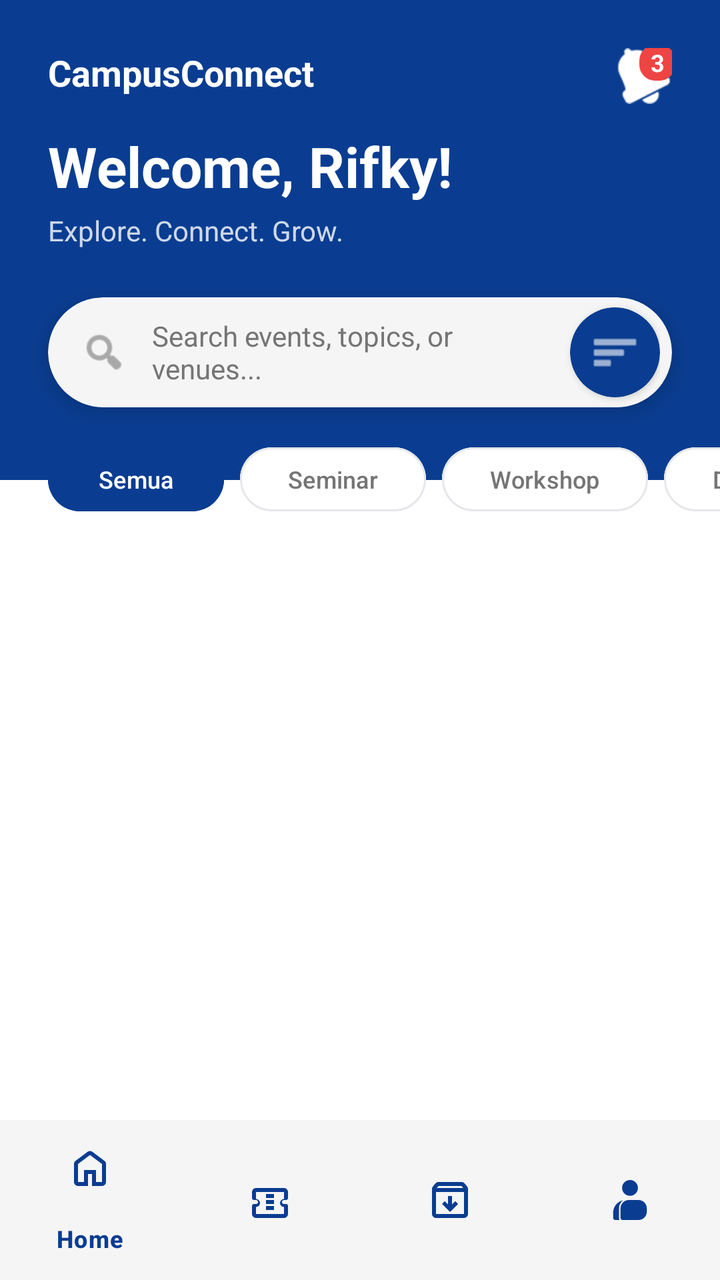
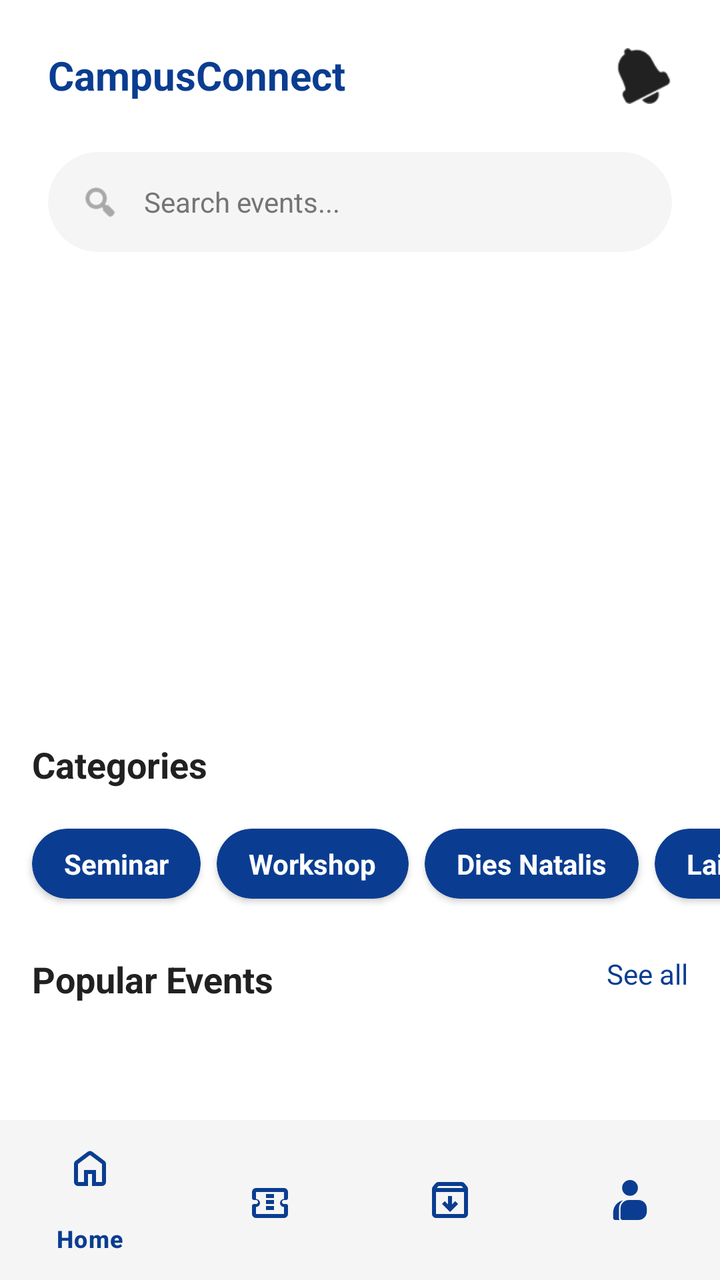

Compare the two renders of this Android layout. The source of the first and the diff that turns it into the second are given below.
<!-- AndroidManifest.xml: application theme Theme.CampusConnectProject -->
<!-- res/layout/activity_home_mahasiswa.xml -->
<?xml version="1.0" encoding="utf-8"?>
<androidx.constraintlayout.widget.ConstraintLayout
    xmlns:android="http://schemas.android.com/apk/res/android"
    xmlns:app="http://schemas.android.com/apk/res-auto"
    xmlns:tools="http://schemas.android.com/tools"
    android:layout_width="match_parent"
    android:layout_height="match_parent"
    android:background="@color/bg_utama"
    tools:context=".ui.mahasiswa.HomeMahasiswaActivity">

    <View
        android:id="@+id/headerBackground"
        android:layout_width="match_parent"
        android:layout_height="240dp"
        android:background="@color/warna_primer"
        app:layout_constraintTop_toTopOf="parent" />

    <TextView
        android:id="@+id/tvLogoText"
        android:layout_width="wrap_content"
        android:layout_height="wrap_content"
        android:layout_marginStart="24dp"
        android:layout_marginTop="24dp"
        android:text="CampusConnect"
        android:textColor="@color/white"
        android:textSize="18sp"
        android:textStyle="bold"
        app:layout_constraintStart_toStartOf="parent"
        app:layout_constraintTop_toTopOf="parent" />

    <RelativeLayout
        android:layout_width="wrap_content"
        android:layout_height="wrap_content"
        android:layout_marginEnd="24dp"
        android:layout_marginTop="24dp"
        app:layout_constraintEnd_toEndOf="parent"
        app:layout_constraintTop_toTopOf="parent">

        <ImageView
            android:id="@+id/ivBell"
            android:layout_width="28dp"
            android:layout_height="28dp"
            android:contentDescription="@null"
            android:src="@android:drawable/ic_popup_reminder"
            app:tint="@color/white" />

        <TextView
            android:layout_width="18dp"
            android:layout_height="18dp"
            android:layout_alignTop="@id/ivBell"
            android:layout_alignEnd="@id/ivBell"
            android:layout_marginTop="-2dp"
            android:layout_marginEnd="-2dp"
            android:background="@drawable/bg_badge"
            android:gravity="center"
            android:text="3"
            android:textColor="@color/white"
            android:textSize="12sp"
            android:textStyle="bold" />
    </RelativeLayout>

    <TextView
        android:id="@+id/tvWelcomeName"
        android:layout_width="wrap_content"
        android:layout_height="wrap_content"
        android:layout_marginStart="24dp"
        android:layout_marginTop="16dp"
        android:text="Welcome, Rifky!"
        android:textColor="@color/white"
        android:textSize="28sp"
        android:textStyle="bold"
        app:layout_constraintStart_toStartOf="parent"
        app:layout_constraintTop_toBottomOf="@id/tvLogoText" />

    <TextView
        android:id="@+id/tvSubtitle"
        android:layout_width="wrap_content"
        android:layout_height="wrap_content"
        android:layout_marginStart="24dp"
        android:layout_marginTop="4dp"
        android:text="Explore. Connect. Grow."
        android:textColor="@color/white"
        android:alpha="0.8"
        android:textSize="14sp"
        app:layout_constraintStart_toStartOf="parent"
        app:layout_constraintTop_toBottomOf="@id/tvWelcomeName" />

    <androidx.cardview.widget.CardView
        android:id="@+id/cvSearchBar"
        android:layout_width="match_parent"
        android:layout_height="55dp"
        android:layout_marginHorizontal="24dp"
        android:layout_marginTop="24dp"
        app:cardCornerRadius="28dp"
        app:cardElevation="6dp"
        app:cardBackgroundColor="@color/bg_input"
        app:layout_constraintTop_toBottomOf="@id/tvSubtitle">

        <LinearLayout
            android:layout_width="match_parent"
            android:layout_height="match_parent"
            android:gravity="center_vertical"
            android:orientation="horizontal"
            android:paddingStart="16dp"
            android:paddingEnd="6dp">

            <ImageView
                android:layout_width="24dp"
                android:layout_height="24dp"
                android:contentDescription="@null"
                android:src="@android:drawable/ic_menu_search"
                app:tint="@color/teks_sekunder" />

            <EditText
                android:id="@+id/etSearchEvent"
                android:layout_width="0dp"
                android:layout_height="match_parent"
                android:layout_weight="1"
                android:background="@null"
                android:hint="Search events, topics, or venues..."
                android:textColor="@color/teks_utama"
                android:textColorHint="@color/teks_sekunder"
                android:paddingHorizontal="12dp"
                android:textSize="14sp" />

            <androidx.cardview.widget.CardView
                android:id="@+id/cvSortButton"
                android:layout_width="45dp"
                android:layout_height="45dp"
                app:cardCornerRadius="23dp"
                app:cardBackgroundColor="@color/warna_primer">

                <ImageView
                    android:layout_width="match_parent"
                    android:layout_height="match_parent"
                    android:contentDescription="@null"
                    android:padding="10dp"
                    android:src="@android:drawable/ic_menu_sort_by_size"
                    app:tint="@color/white" />
            </androidx.cardview.widget.CardView>
        </LinearLayout>
    </androidx.cardview.widget.CardView>

    <HorizontalScrollView
        android:id="@+id/scrollCategories"
        android:layout_width="match_parent"
        android:layout_height="wrap_content"
        android:layout_marginTop="16dp"
        android:clipToPadding="false"
        android:paddingHorizontal="24dp"
        android:scrollbars="none"
        app:layout_constraintTop_toBottomOf="@id/cvSearchBar">

        <LinearLayout
            android:layout_width="wrap_content"
            android:layout_height="wrap_content"
            android:orientation="horizontal">

            <Button
                android:id="@+id/btnCategoryAll"
                android:layout_width="wrap_content"
                android:layout_height="40dp"
                android:layout_marginEnd="8dp"
                android:backgroundTint="@color/warna_primer"
                android:text="Semua"
                android:textAllCaps="false"
                android:textColor="@color/white"
                android:textSize="12sp"
                app:cornerRadius="20dp" />

            <Button
                android:id="@+id/btnCategorySeminar"
                android:layout_width="wrap_content"
                android:layout_height="40dp"
                android:layout_marginEnd="8dp"
                android:backgroundTint="@color/bg_utama"
                android:text="Seminar"
                android:textAllCaps="false"
                android:textColor="@color/teks_sekunder"
                android:textSize="12sp"
                app:cornerRadius="20dp"
                app:strokeColor="@color/garis_pembatas"
                app:strokeWidth="1dp" />

            <Button
                android:id="@+id/btnCategoryWorkshop"
                android:layout_width="wrap_content"
                android:layout_height="40dp"
                android:layout_marginEnd="8dp"
                android:backgroundTint="@color/bg_utama"
                android:text="Workshop"
                android:textAllCaps="false"
                android:textColor="@color/teks_sekunder"
                android:textSize="12sp"
                app:cornerRadius="20dp"
                app:strokeColor="@color/garis_pembatas"
                app:strokeWidth="1dp" />

            <Button
                android:id="@+id/btnCategoryDiesNatalies"
                android:layout_width="wrap_content"
                android:layout_height="40dp"
                android:layout_marginEnd="8dp"
                android:backgroundTint="@color/bg_utama"
                android:text="Dies Natalies"
                android:textAllCaps="false"
                android:textColor="@color/teks_sekunder"
                android:textSize="12sp"
                app:cornerRadius="20dp"
                app:strokeColor="@color/garis_pembatas"
                app:strokeWidth="1dp" />

            <Button
                android:id="@+id/btnCategoryLainnya"
                android:layout_width="wrap_content"
                android:layout_height="40dp"
                android:layout_marginEnd="8dp"
                android:backgroundTint="@color/bg_utama"
                android:text="Lainnya"
                android:textAllCaps="false"
                android:textColor="@color/teks_sekunder"
                android:textSize="12sp"
                app:cornerRadius="20dp"
                app:strokeColor="@color/garis_pembatas"
                app:strokeWidth="1dp" />
        </LinearLayout>
    </HorizontalScrollView>

    <androidx.recyclerview.widget.RecyclerView
        android:id="@+id/rvEvents"
        android:layout_width="0dp"
        android:layout_height="0dp"
        app:layout_constraintTop_toBottomOf="@id/scrollCategories"
        app:layout_constraintBottom_toTopOf="@id/bottomNavigation"
        app:layout_constraintStart_toStartOf="parent"
        app:layout_constraintEnd_toEndOf="parent"/>

    <TextView
        android:id="@+id/tvEmptyEvent"
        android:layout_width="match_parent"
        android:layout_height="0dp"
        android:text="Yah, event tidak ditemukan :("
        android:textColor="@color/teks_sekunder"
        android:textSize="16sp"
        android:textStyle="bold"
        android:gravity="center"
        android:visibility="gone"
        app:layout_constraintTop_toBottomOf="@id/scrollCategories"
        app:layout_constraintBottom_toTopOf="@id/bottomNavigation"
        app:layout_constraintStart_toStartOf="parent"
        app:layout_constraintEnd_toEndOf="parent"/>

    <com.google.android.material.bottomnavigation.BottomNavigationView
        android:id="@+id/bottomNavigation"
        android:layout_width="0dp"
        android:layout_height="wrap_content"
        android:background="@color/bg_input"
        app:itemIconTint="@color/warna_primer"
        app:itemTextColor="@color/warna_primer"
        app:layout_constraintBottom_toBottomOf="parent"
        app:layout_constraintEnd_toEndOf="parent"
        app:layout_constraintStart_toStartOf="parent"
        app:menu="@menu/bottom_nav_menu" />

</androidx.constraintlayout.widget.ConstraintLayout>
<!-- resources referenced by this layout -->
<resources>
  <color name="bg_input">#F5F5F5</color>
  <color name="bg_utama">#FFFFFF</color>
  <color name="garis_pembatas">#E5E7EB</color>
  <color name="teks_sekunder">#757575</color>
  <color name="teks_utama">#212121</color>
  <color name="warna_primer">#0A3D91</color>
  <color name="white">#FFFFFFFF</color>
  <!-- drawable bg_badge (drawable) -->
  <?xml version="1.0" encoding="utf-8"?>
  <shape xmlns:android="http://schemas.android.com/apk/res/android">
      <solid android:color="#EF4444"/>
      <corners android:radius="8dp"/>
  </shape>
  <style name="Theme.CampusConnectProject" parent="Base.Theme.CampusConnectProject" />
  <style name="Base.Theme.CampusConnectProject" parent="Theme.Material3.DayNight.NoActionBar">
          <item name="android:forceDarkAllowed" tools:targetApi="q">false</item>
      </style>
</resources>

<!-- the commit's change to res/layout/activity_home_mahasiswa.xml (unified diff, before → after) -->
@@ -1,265 +1,236 @@
 <?xml version="1.0" encoding="utf-8"?>
-<androidx.constraintlayout.widget.ConstraintLayout
+<androidx.coordinatorlayout.widget.CoordinatorLayout
     xmlns:android="http://schemas.android.com/apk/res/android"
     xmlns:app="http://schemas.android.com/apk/res-auto"
     xmlns:tools="http://schemas.android.com/tools"
     android:layout_width="match_parent"
     android:layout_height="match_parent"
-    android:background="@color/bg_utama"
-    tools:context=".ui.mahasiswa.HomeMahasiswaActivity">
-
-    <View
-        android:id="@+id/headerBackground"
+    android:background="@color/bg_utama">
+
+    <androidx.core.widget.NestedScrollView
         android:layout_width="match_parent"
-        android:layout_height="240dp"
-        android:background="@color/warna_primer"
-        app:layout_constraintTop_toTopOf="parent" />
-
-    <TextView
-        android:id="@+id/tvLogoText"
-        android:layout_width="wrap_content"
-        android:layout_height="wrap_content"
-        android:layout_marginStart="24dp"
-        android:layout_marginTop="24dp"
-        android:text="CampusConnect"
-        android:textColor="@color/white"
-        android:textSize="18sp"
-        android:textStyle="bold"
-        app:layout_constraintStart_toStartOf="parent"
-        app:layout_constraintTop_toTopOf="parent" />
-
-    <RelativeLayout
-        android:layout_width="wrap_content"
-        android:layout_height="wrap_content"
-        android:layout_marginEnd="24dp"
-        android:layout_marginTop="24dp"
-        app:layout_constraintEnd_toEndOf="parent"
-        app:layout_constraintTop_toTopOf="parent">
-
-        <ImageView
-            android:id="@+id/ivBell"
-            android:layout_width="28dp"
-            android:layout_height="28dp"
-            android:contentDescription="@null"
-            android:src="@android:drawable/ic_popup_reminder"
-            app:tint="@color/white" />
-
-        <TextView
-            android:layout_width="18dp"
-            android:layout_height="18dp"
-            android:layout_alignTop="@id/ivBell"
-            android:layout_alignEnd="@id/ivBell"
-            android:layout_marginTop="-2dp"
-            android:layout_marginEnd="-2dp"
-            android:background="@drawable/bg_badge"
-            android:gravity="center"
-            android:text="3"
-            android:textColor="@color/white"
-            android:textSize="12sp"
-            android:textStyle="bold" />
-    </RelativeLayout>
-
-    <TextView
-        android:id="@+id/tvWelcomeName"
-        android:layout_width="wrap_content"
-        android:layout_height="wrap_content"
-        android:layout_marginStart="24dp"
-        android:layout_marginTop="16dp"
-        android:text="Welcome, Rifky!"
-        android:textColor="@color/white"
-        android:textSize="28sp"
-        android:textStyle="bold"
-        app:layout_constraintStart_toStartOf="parent"
-        app:layout_constraintTop_toBottomOf="@id/tvLogoText" />
-
-    <TextView
-        android:id="@+id/tvSubtitle"
-        android:layout_width="wrap_content"
-        android:layout_height="wrap_content"
-        android:layout_marginStart="24dp"
-        android:layout_marginTop="4dp"
-        android:text="Explore. Connect. Grow."
-        android:textColor="@color/white"
-        android:alpha="0.8"
-        android:textSize="14sp"
-        app:layout_constraintStart_toStartOf="parent"
-        app:layout_constraintTop_toBottomOf="@id/tvWelcomeName" />
-
-    <androidx.cardview.widget.CardView
-        android:id="@+id/cvSearchBar"
-        android:layout_width="match_parent"
-        android:layout_height="55dp"
-        android:layout_marginHorizontal="24dp"
-        android:layout_marginTop="24dp"
-        app:cardCornerRadius="28dp"
-        app:cardElevation="6dp"
-        app:cardBackgroundColor="@color/bg_input"
-        app:layout_constraintTop_toBottomOf="@id/tvSubtitle">
+        android:layout_height="match_parent"
+        android:paddingBottom="80dp"
+        android:clipToPadding="false">
 
         <LinearLayout
             android:layout_width="match_parent"
-            android:layout_height="match_parent"
-            android:gravity="center_vertical"
-            android:orientation="horizontal"
-            android:paddingStart="16dp"
-            android:paddingEnd="6dp">
-
-            <ImageView
-                android:layout_width="24dp"
-                android:layout_height="24dp"
-                android:contentDescription="@null"
-                android:src="@android:drawable/ic_menu_search"
-                app:tint="@color/teks_sekunder" />
-
-            <EditText
-                android:id="@+id/etSearchEvent"
-                android:layout_width="0dp"
-                android:layout_height="match_parent"
-                android:layout_weight="1"
-                android:background="@null"
-                android:hint="Search events, topics, or venues..."
-                android:textColor="@color/teks_utama"
-                android:textColorHint="@color/teks_sekunder"
-                android:paddingHorizontal="12dp"
-                android:textSize="14sp" />
-
+            android:layout_height="wrap_content"
+            android:orientation="vertical">
+
+            
+            <RelativeLayout
+                android:layout_width="match_parent"
+                android:layout_height="wrap_content"
+                android:padding="24dp">
+                <TextView
+                    android:id="@+id/tvLogoText"
+                    android:layout_width="wrap_content"
+                    android:layout_height="wrap_content"
+                    android:text="CampusConnect"
+                    android:textColor="@color/warna_primer"
+                    android:textSize="20sp"
+                    android:textStyle="bold" />
+                <ImageView
+                    android:id="@+id/ivBell"
+                    android:layout_width="28dp"
+                    android:layout_height="28dp"
+                    android:layout_alignParentEnd="true"
+                    android:src="@android:drawable/ic_popup_reminder"
+                    app:tint="@color/teks_utama" />
+            </RelativeLayout>
+
+            
             <androidx.cardview.widget.CardView
-                android:id="@+id/cvSortButton"
-                android:layout_width="45dp"
-                android:layout_height="45dp"
-                app:cardCornerRadius="23dp"
-                app:cardBackgroundColor="@color/warna_primer">
-
-                <ImageView
+                android:id="@+id/cvSearchBar"
+                android:layout_width="match_parent"
+                android:layout_height="50dp"
+                android:layout_marginHorizontal="24dp"
+                android:layout_marginBottom="16dp"
+                app:cardBackgroundColor="@color/bg_input"
+                app:cardCornerRadius="25dp"
+                app:cardElevation="0dp">
+
+                <LinearLayout
                     android:layout_width="match_parent"
                     android:layout_height="match_parent"
-                    android:contentDescription="@null"
-                    android:padding="10dp"
-                    android:src="@android:drawable/ic_menu_sort_by_size"
-                    app:tint="@color/white" />
+                    android:gravity="center_vertical"
+                    android:paddingHorizontal="16dp">
+
+                    <ImageView
+                        android:layout_width="20dp"
+                        android:layout_height="20dp"
+                        android:src="@android:drawable/ic_menu_search"
+                        app:tint="@color/teks_sekunder" />
+
+                    <EditText
+                        android:id="@+id/etSearchEvent"
+                        android:layout_width="match_parent"
+                        android:layout_height="match_parent"
+                        android:background="@null"
+                        android:hint="Search events..."
+                        android:paddingHorizontal="12dp"
+                        android:textSize="14sp"
+                        android:textColor="@color/teks_utama"
+                        android:textColorHint="@color/teks_sekunder"
+                        android:maxLines="1"
+                        android:inputType="text" />
+                </LinearLayout>
             </androidx.cardview.widget.CardView>
+
+            
+            <androidx.viewpager2.widget.ViewPager2
+                android:id="@+id/vpEventSlider"
+                android:layout_width="match_parent"
+                android:layout_height="200dp"
+                android:layout_marginTop="12dp"
+                android:clipToPadding="false"
+                android:clipChildren="false" />
+
+            
+            <TextView
+                android:layout_width="wrap_content"
+                android:layout_height="wrap_content"
+                android:text="Categories"
+                android:textSize="18sp"
+                android:textStyle="bold"
+                android:layout_margin="16dp"
+                android:textColor="@color/teks_utama" />
+
+            <HorizontalScrollView
+                android:layout_width="match_parent"
+                android:layout_height="wrap_content"
+                android:scrollbars="none"
+                android:paddingHorizontal="12dp"
+                android:clipToPadding="false">
+
+                <LinearLayout
+                    android:layout_width="wrap_content"
+                    android:layout_height="wrap_content"
+                    android:orientation="horizontal">
+
+                    
+                    <androidx.cardview.widget.CardView
+                        android:id="@+id/btnCatSeminar"
+                        android:layout_width="wrap_content"
+                        android:layout_height="wrap_content"
+                        android:layout_margin="4dp"
+                        app:cardCornerRadius="20dp"
+                        app:cardBackgroundColor="@color/warna_primer"
+                        app:cardElevation="2dp">
+                        <TextView
+                            android:layout_width="wrap_content"
+                            android:layout_height="wrap_content"
+                            android:paddingHorizontal="16dp"
+                            android:paddingVertical="8dp"
+                            android:text="Seminar"
+                            android:textColor="@android:color/white"
+                            android:textStyle="bold" />
+                    </androidx.cardview.widget.CardView>
+
+                    
+                    <androidx.cardview.widget.CardView
+                        android:id="@+id/btnCatWorkshop"
+                        android:layout_width="wrap_content"
+                        android:layout_height="wrap_content"
+                        android:layout_margin="4dp"
+                        app:cardCornerRadius="20dp"
+                        app:cardBackgroundColor="@color/warna_primer"
+                        app:cardElevation="2dp">
+                        <TextView
+                            android:layout_width="wrap_content"
+                            android:layout_height="wrap_content"
+                            android:paddingHorizontal="16dp"
+                            android:paddingVertical="8dp"
+                            android:text="Workshop"
+                            android:textColor="@android:color/white"
+                            android:textStyle="bold" />
+                    </androidx.cardview.widget.CardView>
+
+                    
+                    <androidx.cardview.widget.CardView
+                        android:id="@+id/btnCatDiesNatalis"
+                        android:layout_width="wrap_content"
+                        android:layout_height="wrap_content"
+                        android:layout_margin="4dp"
+                        app:cardCornerRadius="20dp"
+                        app:cardBackgroundColor="@color/warna_primer"
+                        app:cardElevation="2dp">
+                        <TextView
+                            android:layout_width="wrap_content"
+                            android:layout_height="wrap_content"
+                            android:paddingHorizontal="16dp"
+                            android:paddingVertical="8dp"
+                            android:text="Dies Natalis"
+                            android:textColor="@android:color/white"
+                            android:textStyle="bold" />
+                    </androidx.cardview.widget.CardView>
+
+                    
+                    <androidx.cardview.widget.CardView
+                        android:id="@+id/btnCatLainnya"
+                        android:layout_width="wrap_content"
+                        android:layout_height="wrap_content"
+                        android:layout_margin="4dp"
+                        app:cardCornerRadius="20dp"
+                        app:cardBackgroundColor="@color/warna_primer"
+                        app:cardElevation="2dp">
+                        <TextView
+                            android:layout_width="wrap_content"
+                            android:layout_height="wrap_content"
+                            android:paddingHorizontal="16dp"
+                            android:paddingVertical="8dp"
+                            android:text="Lainnya"
+                            android:textColor="@android:color/white"
+                            android:textStyle="bold" />
+                    </androidx.cardview.widget.CardView>
+
+                </LinearLayout>
+            </HorizontalScrollView>
+
+            
+            <RelativeLayout
+                android:layout_width="match_parent"
+                android:layout_height="wrap_content"
+                android:layout_marginTop="24dp"
+                android:paddingHorizontal="16dp">
+                <TextView
+                    android:layout_width="wrap_content"
+                    android:layout_height="wrap_content"
+                    android:text="Popular Events"
+                    android:textSize="18sp"
+                    android:textStyle="bold"
+                    android:textColor="@color/teks_utama" />
+                <TextView
+                    android:id="@+id/tvSeeAll"
+                    android:layout_width="wrap_content"
+                    android:layout_height="wrap_content"
+                    android:layout_alignParentEnd="true"
+                    android:text="See all"
+                    android:textColor="@color/warna_primer" />
+            </RelativeLayout>
+
+            <androidx.viewpager2.widget.ViewPager2
+                android:id="@+id/rvEvents"
+                android:layout_width="match_parent"
+                android:layout_height="350dp"
+                android:layout_marginTop="12dp"
+                android:clipToPadding="false"
+                android:clipChildren="false"
+                android:paddingStart="60dp"
+                android:paddingEnd="60dp" />
+
         </LinearLayout>
-    </androidx.cardview.widget.CardView>
-
-    <HorizontalScrollView
-        android:id="@+id/scrollCategories"
+    </androidx.core.widget.NestedScrollView>
+
+    <com.google.android.material.bottomnavigation.BottomNavigationView
+        android:id="@+id/bottomNavigation"
         android:layout_width="match_parent"
         android:layout_height="wrap_content"
-        android:layout_marginTop="16dp"
-        android:clipToPadding="false"
-        android:paddingHorizontal="24dp"
-        android:scrollbars="none"
-        app:layout_constraintTop_toBottomOf="@id/cvSearchBar">
-
-        <LinearLayout
-            android:layout_width="wrap_content"
-            android:layout_height="wrap_content"
-            android:orientation="horizontal">
-
-            <Button
-                android:id="@+id/btnCategoryAll"
-                android:layout_width="wrap_content"
-                android:layout_height="40dp"
-                android:layout_marginEnd="8dp"
-                android:backgroundTint="@color/warna_primer"
-                android:text="Semua"
-                android:textAllCaps="false"
-                android:textColor="@color/white"
-                android:textSize="12sp"
-                app:cornerRadius="20dp" />
-
-            <Button
-                android:id="@+id/btnCategorySeminar"
-                android:layout_width="wrap_content"
-                android:layout_height="40dp"
-                android:layout_marginEnd="8dp"
-                android:backgroundTint="@color/bg_utama"
-                android:text="Seminar"
-                android:textAllCaps="false"
-                android:textColor="@color/teks_sekunder"
-                android:textSize="12sp"
-                app:cornerRadius="20dp"
-                app:strokeColor="@color/garis_pembatas"
-                app:strokeWidth="1dp" />
-
-            <Button
-                android:id="@+id/btnCategoryWorkshop"
-                android:layout_width="wrap_content"
-                android:layout_height="40dp"
-                android:layout_marginEnd="8dp"
-                android:backgroundTint="@color/bg_utama"
-                android:text="Workshop"
-                android:textAllCaps="false"
-                android:textColor="@color/teks_sekunder"
-                android:textSize="12sp"
-                app:cornerRadius="20dp"
-                app:strokeColor="@color/garis_pembatas"
-                app:strokeWidth="1dp" />
-
-            <Button
-                android:id="@+id/btnCategoryDiesNatalies"
-                android:layout_width="wrap_content"
-                android:layout_height="40dp"
-                android:layout_marginEnd="8dp"
-                android:backgroundTint="@color/bg_utama"
-                android:text="Dies Natalies"
-                android:textAllCaps="false"
-                android:textColor="@color/teks_sekunder"
-                android:textSize="12sp"
-                app:cornerRadius="20dp"
-                app:strokeColor="@color/garis_pembatas"
-                app:strokeWidth="1dp" />
-
-            <Button
-                android:id="@+id/btnCategoryLainnya"
-                android:layout_width="wrap_content"
-                android:layout_height="40dp"
-                android:layout_marginEnd="8dp"
-                android:backgroundTint="@color/bg_utama"
-                android:text="Lainnya"
-                android:textAllCaps="false"
-                android:textColor="@color/teks_sekunder"
-                android:textSize="12sp"
-                app:cornerRadius="20dp"
-                app:strokeColor="@color/garis_pembatas"
-                app:strokeWidth="1dp" />
-        </LinearLayout>
-    </HorizontalScrollView>
-
-    <androidx.recyclerview.widget.RecyclerView
-        android:id="@+id/rvEvents"
-        android:layout_width="0dp"
-        android:layout_height="0dp"
-        app:layout_constraintTop_toBottomOf="@id/scrollCategories"
-        app:layout_constraintBottom_toTopOf="@id/bottomNavigation"
-        app:layout_constraintStart_toStartOf="parent"
-        app:layout_constraintEnd_toEndOf="parent"/>
-
-    <TextView
-        android:id="@+id/tvEmptyEvent"
-        android:layout_width="match_parent"
-        android:layout_height="0dp"
-        android:text="Yah, event tidak ditemukan :("
-        android:textColor="@color/teks_sekunder"
-        android:textSize="16sp"
-        android:textStyle="bold"
-        android:gravity="center"
-        android:visibility="gone"
-        app:layout_constraintTop_toBottomOf="@id/scrollCategories"
-        app:layout_constraintBottom_toTopOf="@id/bottomNavigation"
-        app:layout_constraintStart_toStartOf="parent"
-        app:layout_constraintEnd_toEndOf="parent"/>
-
-    <com.google.android.material.bottomnavigation.BottomNavigationView
-        android:id="@+id/bottomNavigation"
-        android:layout_width="0dp"
-        android:layout_height="wrap_content"
+        android:layout_gravity="bottom"
         android:background="@color/bg_input"
         app:itemIconTint="@color/warna_primer"
         app:itemTextColor="@color/warna_primer"
-        app:layout_constraintBottom_toBottomOf="parent"
-        app:layout_constraintEnd_toEndOf="parent"
-        app:layout_constraintStart_toStartOf="parent"
         app:menu="@menu/bottom_nav_menu" />
 
-</androidx.constraintlayout.widget.ConstraintLayout>
+</androidx.coordinatorlayout.widget.CoordinatorLayout>
<!-- resource entries referenced after the edit -->
@@ -2,17 +2,9 @@
 <resources>
   <color name="bg_input">#F5F5F5</color>
   <color name="bg_utama">#FFFFFF</color>
-  <color name="garis_pembatas">#E5E7EB</color>
   <color name="teks_sekunder">#757575</color>
   <color name="teks_utama">#212121</color>
   <color name="warna_primer">#0A3D91</color>
-  <color name="white">#FFFFFFFF</color>
-  <!-- drawable bg_badge (drawable) -->
-  <?xml version="1.0" encoding="utf-8"?>
-  <shape xmlns:android="http://schemas.android.com/apk/res/android">
-      <solid android:color="#EF4444"/>
-      <corners android:radius="8dp"/>
-  </shape>
   <style name="Theme.CampusConnectProject" parent="Base.Theme.CampusConnectProject" />
   <style name="Base.Theme.CampusConnectProject" parent="Theme.Material3.DayNight.NoActionBar">
           <item name="android:forceDarkAllowed" tools:targetApi="q">false</item>
